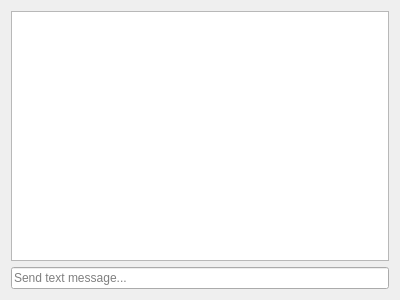
Above: instantmessagingwidget.ui from savoirfairelinux/jami-client-windows before the change. Below: the same form after it.
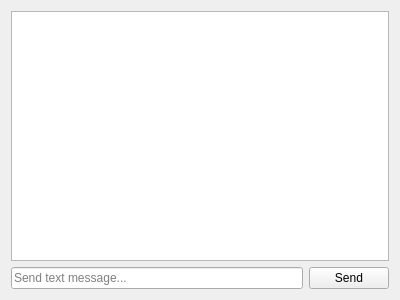
That is the form after the change. Icons and pictures are not drawn.

Commit message:
im: add send button
Refs #74825

```diff
--- a/instantmessagingwidget.ui
+++ b/instantmessagingwidget.ui
@@ -28,6 +28,11 @@
     </widget>
    </item>
    <item>
+    <layout class="QHBoxLayout" name="horizontalLayout">
+     <property name="topMargin">
+      <number>0</number>
+     </property>
+     <item>
     <widget class="QLineEdit" name="messageInput">
      <property name="placeholderText">
       <string>Send text message...</string>
@@ -37,7 +42,20 @@
      </property>
     </widget>
    </item>
-  </layout>
+     <item>
+      <widget class="QPushButton" name="sendButton">
+       <property name="text">
+        <string>Send</string>
+       </property>
+       <property name="icon">
+        <iconset resource="ressources.qrc">
+         <normaloff>:/images/arrow-right.png</normaloff>:/images/arrow-right.png</iconset>
+       </property>
+      </widget>
+     </item>
+    </layout>
+   </item>
+  </layout>
  </widget>
  <resources/>
  <connections/>
```
Left out of the diff: 4 changed lines with no effect on the pictures. Lines whose indentation alone changed are shown as unchanged. The commit also changes 4 other files.
